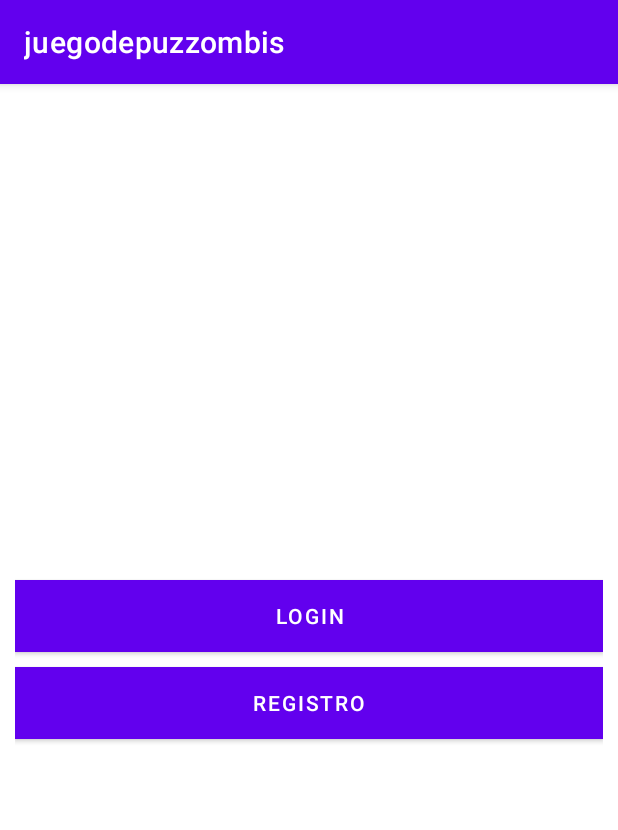
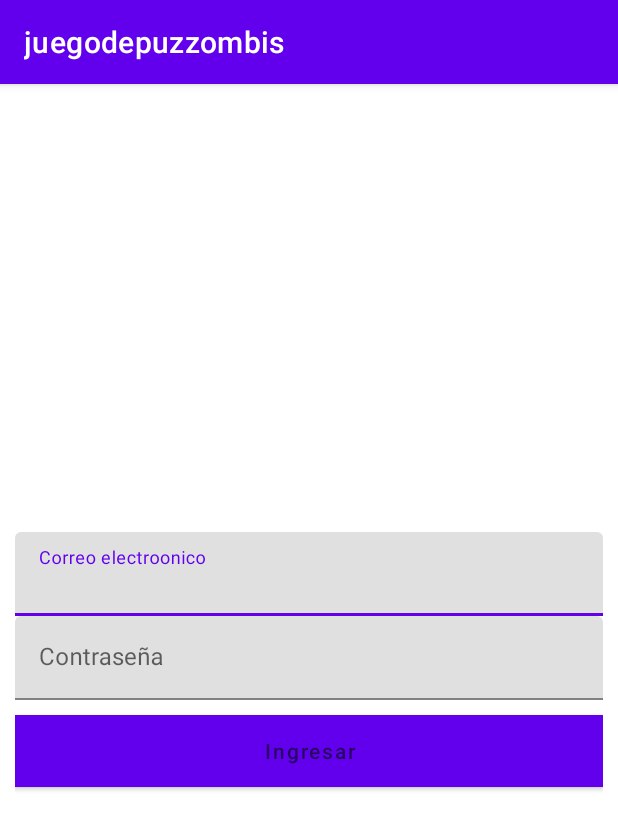
Before and after one commit to lorelia1818/Proyecto-Android-electiva-, an Android app: the screen it shows after launch (MainActivity before the commit, Login after it), after a tap on "LOGIN", on a phone screen of 412 x 824 dp. Shown: the top 830 px of the screen. Run offline under Robolectric (Android 15) with nearby library versions, the phone set to English and light mode, and no system bars.

Commit message:
commit de login

```diff
--- a/app/src/main/AndroidManifest.xml
+++ b/app/src/main/AndroidManifest.xml
@@ -11,25 +11,26 @@
         android:supportsRtl="true"
         android:theme="@style/Theme.Juegodepuzzombis">
         <activity
+            android:name=".Login"
+            android:exported="false" />
+        <activity
             android:name=".Menu"
             android:exported="false" />
         <activity
             android:name=".Registro"
             android:exported="false" />
-
-        <activity  android:name=".Splash"
+        <activity
+            android:name=".Splash"
             android:exported="true">
             <intent-filter>
                 <action android:name="android.intent.action.MAIN" />
 
                 <category android:name="android.intent.category.LAUNCHER" />
             </intent-filter>
-
         </activity>
-
-        <activity android:name=".MainActivity"
+        <activity
+            android:name=".MainActivity"
             android:exported="true">
-
             <intent-filter>
                 <action android:name="android.intent.action.MAIN" />
 
--- a/app/src/main/java/edu/uan/juegodepuzzombis/MainActivity.java
+++ b/app/src/main/java/edu/uan/juegodepuzzombis/MainActivity.java
@@ -6,15 +6,7 @@ import android.content.Intent;
 import android.os.Bundle;
 import android.view.View;
 import android.widget.Button;
-import android.widget.Toast;
 
-import androidx.appcompat.app.AppCompatActivity;
-
-import android.content.Intent;
-import android.os.Bundle;
-import android.view.View;
-import android.widget.Button;
-import android.widget.Toast;
 
 public class MainActivity extends AppCompatActivity {
     Button BTNLOGIN,BTNREGISTRO;
@@ -31,10 +23,12 @@ public class MainActivity extends AppCompatActivity {
             @Override
             public void onClick(View view) {
                 /*mensaje*/
-                Toast.makeText(MainActivity.this, "HAS HECHO CLICK EN EL BOTON LOGIN", Toast.LENGTH_SHORT).show();
+                //Toast.makeText(MainActivity.this, "HAS HECHO CLICK EN EL BOTON LOGIN", Toast.LENGTH_SHORT).show();
+                Intent intent = new Intent(MainActivity.this,Login.class);
+                startActivity(intent);
             }
+
         });
-
         BTNREGISTRO.setOnClickListener(new View.OnClickListener() {
             @Override
             public void onClick(View view) {
@@ -44,5 +38,6 @@ public class MainActivity extends AppCompatActivity {
         });
 
 
+
     }
 }
--- a/app/src/main/res/layout/activity_login.xml
+++ b/app/src/main/res/layout/activity_login.xml
@@ -1,9 +1,57 @@
 <?xml version="1.0" encoding="utf-8"?>
-<androidx.constraintlayout.widget.ConstraintLayout xmlns:android="http://schemas.android.com/apk/res/android"
-    xmlns:app="http://schemas.android.com/apk/res-auto"
+<RelativeLayout
+    xmlns:android="http://schemas.android.com/apk/res/android"
     xmlns:tools="http://schemas.android.com/tools"
     android:layout_width="match_parent"
     android:layout_height="match_parent"
+    android:background="#ffffff"
     tools:context=".Login">
 
-</androidx.constraintlayout.widget.ConstraintLayout>
+    <androidx.appcompat.widget.LinearLayoutCompat
+        android:layout_width="match_parent"
+        android:layout_height="match_parent"
+        android:orientation="vertical"
+        android:padding="10dp"
+        android:gravity="center">
+        <!--correo electronico-->
+        <com.google.android.material.textfield.TextInputLayout
+            android:layout_width="match_parent"
+            android:layout_height="wrap_content">
+
+            <EditText
+                android:id="@+id/correoLogin"
+                android:hint="@string/correoLogin"
+                android:layout_width="match_parent"
+                android:layout_height="wrap_content"
+                android:inputType="textEmailAddress"
+                android:importantForAutofill="no" />
+
+        </com.google.android.material.textfield.TextInputLayout>
+        <!--correo contaeña-->
+        <com.google.android.material.textfield.TextInputLayout
+            android:layout_width="match_parent"
+            android:layout_height="wrap_content">
+
+            <EditText
+                android:id="@+id/passLogin"
+                android:inputType="textPassword"
+                android:hint="@string/passLogin"
+                android:layout_width="match_parent"
+                android:layout_height="wrap_content"
+                android:importantForAutofill="no" />
+
+        </com.google.android.material.textfield.TextInputLayout>
+
+        <Button
+            android:id="@+id/BTNLogin"
+            android:hint="@string/BTNLogin"
+            android:layout_width="match_parent"
+            android:layout_height="wrap_content"
+            android:background="#FA072C"
+            android:textColor="#ffffff"
+           android:layout_marginTop="10dp"
+           />
+
+    </androidx.appcompat.widget.LinearLayoutCompat>
+
+</RelativeLayout>
--- a/app/src/main/res/layout/activity_registro.xml
+++ b/app/src/main/res/layout/activity_registro.xml
@@ -13,6 +13,7 @@
         android:gravity="center"
         android:orientation="vertical"
         android:padding="10dp">
+
 
         <!--correo electronico-->
         <EditText
@@ -50,11 +51,11 @@
         <!--REGISTRO DEL JUGADOR-->
         <Button
             android:id="@+id/Registrar"
+            android:text="REGISTRAR"
             android:layout_width="match_parent"
             android:layout_height="wrap_content"
             android:layout_marginTop="10dp"
             android:background="#FA072C"
-            android:text="REGISTRAR"
             android:textColor="#ffffff" />
 
     </androidx.appcompat.widget.LinearLayoutCompat>
--- a/app/src/main/res/values/strings.xml
+++ b/app/src/main/res/values/strings.xml
@@ -11,5 +11,9 @@
     <string name="nombreEt">Nombre</string>
     <string name="fechaTxt">Fecha</string>
     <string name="Registrar">REGISTRAR</string>
+    <!--ACTIVIDAD DE LOGIN-->
+    <string name="correoLogin">Correo electroonico</string>
+    <string name="passLogin">Contraseña</string>
+    <string name="BTNLogin">Ingresar</string>
 
 </resources>
```
